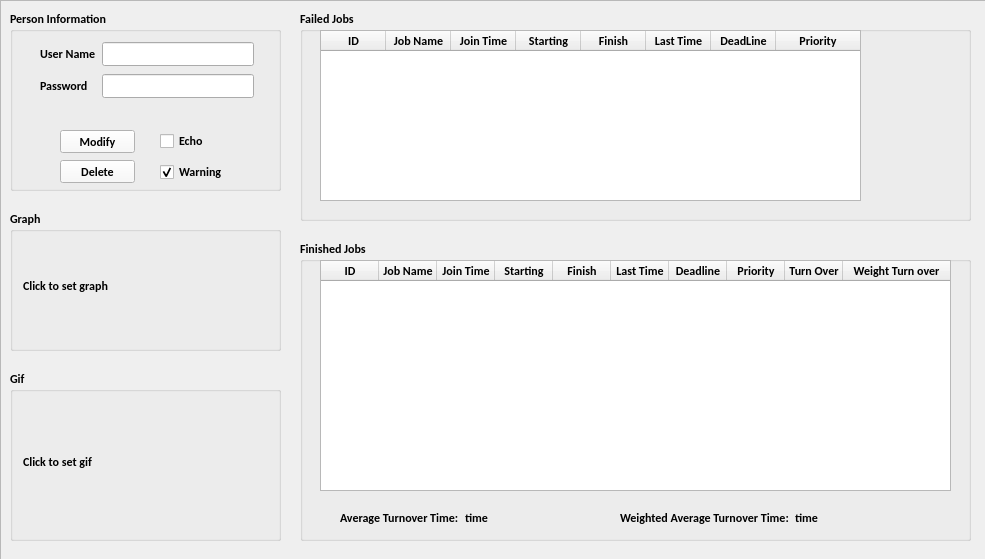
maple2rain/JobSchedule, file JobsSchedule/person.ui: the form before one commit.
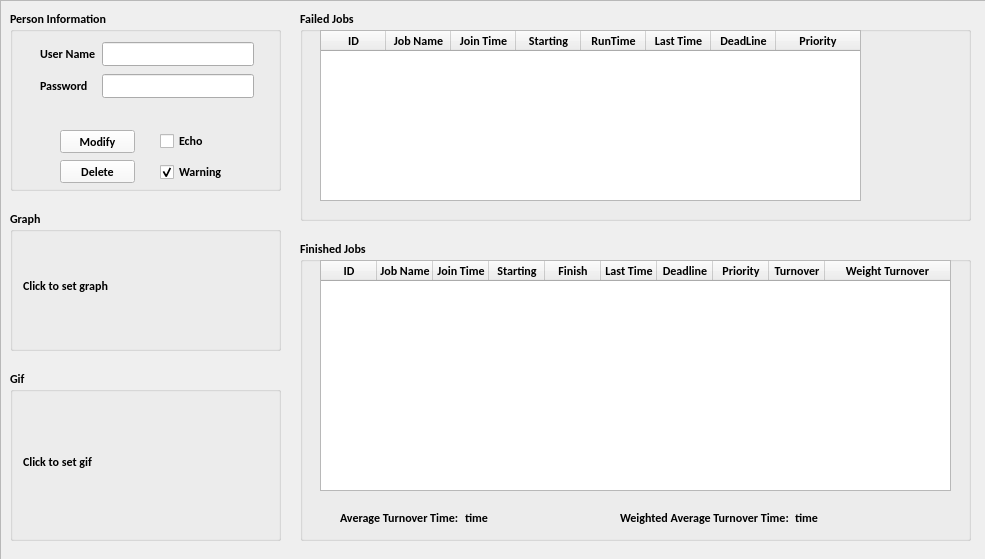
The form after the commit. Icons and pictures are not drawn.

```diff
--- a/JobsSchedule/person.ui
+++ b/JobsSchedule/person.ui
@@ -46,7 +46,7 @@
      </rect>
     </property>
     <property name="autoFillBackground">
-     <bool>true</bool>
+     <bool>false</bool>
     </property>
     <property name="sizeAdjustPolicy">
      <enum>QAbstractScrollArea::AdjustToContents</enum>
@@ -61,7 +61,7 @@
      <bool>true</bool>
     </attribute>
     <attribute name="horizontalHeaderDefaultSectionSize">
-     <number>58</number>
+     <number>56</number>
     </attribute>
     <attribute name="horizontalHeaderStretchLastSection">
      <bool>true</bool>
@@ -167,7 +167,7 @@
     </column>
     <column>
      <property name="text">
-      <string>Turn Over</string>
+      <string>Turnover</string>
      </property>
      <property name="font">
       <font>
@@ -179,7 +179,7 @@
     </column>
     <column>
      <property name="text">
-      <string>Weight Turn over</string>
+      <string>Weight Turnover</string>
      </property>
      <property name="font">
       <font>
@@ -278,7 +278,7 @@
      <bool>true</bool>
     </property>
     <property name="alternatingRowColors">
-     <bool>true</bool>
+     <bool>false</bool>
     </property>
     <property name="sortingEnabled">
      <bool>true</bool>
@@ -348,7 +348,7 @@
     </column>
     <column>
      <property name="text">
-      <string>Finish</string>
+      <string>RunTime</string>
      </property>
      <property name="font">
       <font>
```
Left out of the diff: 2 changed lines with no effect on the pictures.
